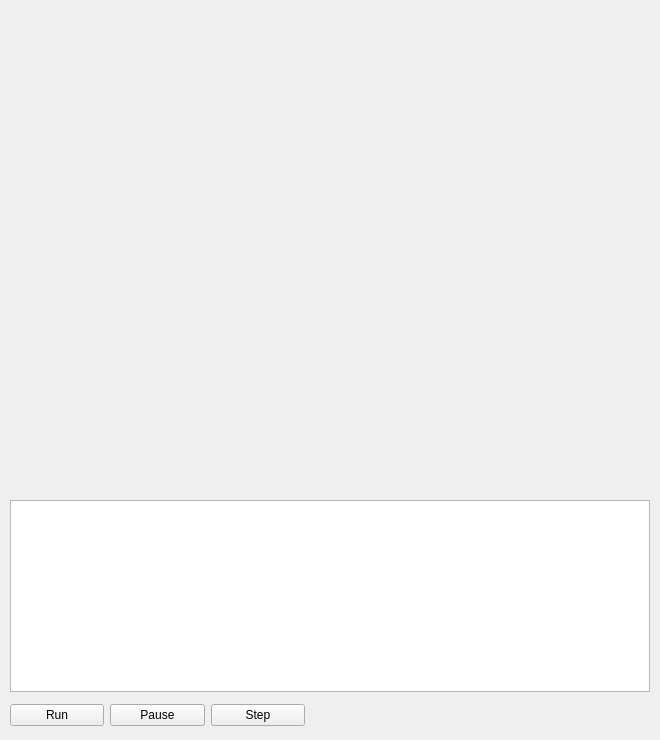
GroupDenseKitchen/KitchenOccupation, file src/Debugging/MainDebugWindow.ui: the form before one commit.
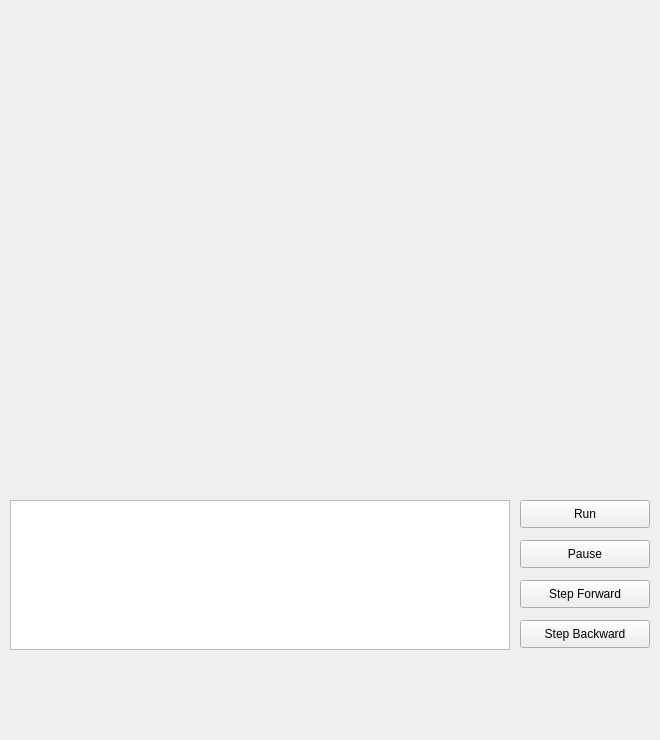
The form after the commit.

```diff
--- a/src/Debugging/MainDebugWindow.ui
+++ b/src/Debugging/MainDebugWindow.ui
@@ -22,8 +22,8 @@
      <rect>
       <x>10</x>
       <y>500</y>
-      <width>640</width>
-      <height>192</height>
+      <width>500</width>
+      <height>150</height>
      </rect>
     </property>
    </widget>
@@ -43,18 +43,15 @@
      <string/>
     </property>
    </widget>
-   <widget class="QWidget" name="layoutWidget">
-    <property name="geometry">
-     <rect>
-      <x>10</x>
-      <y>700</y>
-      <width>295</width>
-      <height>30</height>
-     </rect>
-    </property>
-    <layout class="QHBoxLayout" name="horizontalLayout_2">
-     <item>
       <widget class="QPushButton" name="runButton">
+    <property name="geometry">
+     <rect>
+      <x>520</x>
+      <y>500</y>
+      <width>130</width>
+      <height>28</height>
+     </rect>
+    </property>
        <property name="font">
         <font>
          <family>Helvetica</family>
@@ -64,9 +61,15 @@
         <string>Run</string>
        </property>
       </widget>
-     </item>
-     <item>
       <widget class="QPushButton" name="pauseButton">
+    <property name="geometry">
+     <rect>
+      <x>520</x>
+      <y>540</y>
+      <width>130</width>
+      <height>28</height>
+     </rect>
+    </property>
        <property name="font">
         <font>
          <family>Helvetica</family>
@@ -76,20 +79,41 @@
         <string>Pause</string>
        </property>
       </widget>
-     </item>
-     <item>
-      <widget class="QPushButton" name="stepButton">
+   <widget class="QPushButton" name="stepForwardButton">
+    <property name="geometry">
+     <rect>
+      <x>520</x>
+      <y>580</y>
+      <width>130</width>
+      <height>28</height>
+     </rect>
+    </property>
        <property name="font">
         <font>
          <family>Helvetica</family>
         </font>
        </property>
        <property name="text">
-        <string>Step</string>
-       </property>
-      </widget>
-     </item>
-    </layout>
+     <string>Step Forward</string>
+    </property>
+   </widget>
+   <widget class="QPushButton" name="stepBackwardButton">
+    <property name="geometry">
+     <rect>
+      <x>520</x>
+      <y>620</y>
+      <width>130</width>
+      <height>28</height>
+     </rect>
+    </property>
+    <property name="font">
+     <font>
+      <family>Helvetica</family>
+     </font>
+    </property>
+    <property name="text">
+     <string>Step Backward</string>
+    </property>
    </widget>
   </widget>
  </widget>
```
Lines whose indentation alone changed are shown as unchanged.
